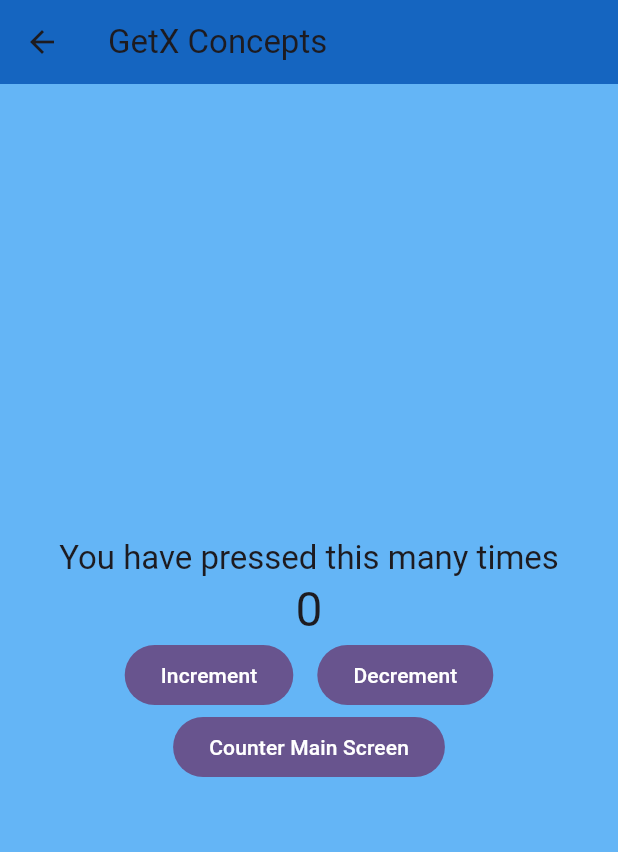
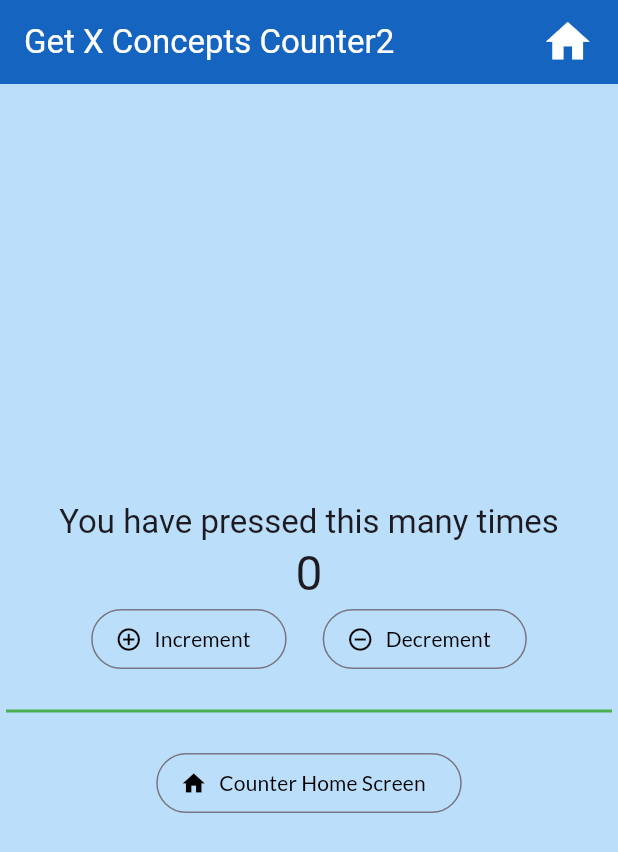
Before and after one commit to qaisershameer/nexus_meal_getx, a Flutter app: the screen it shows after launch, after a tap on "Increment", after a tap on "Decrement", after a tap on "Counter 2nd Screen", on a phone screen of 412 x 824 dp. Shown: the top 852 px of the screen. Run offline on Flutter 3.47's test engine with Material 3 defaults, Android fonts, the phone set to English and light mode, and no system bars; our stand-ins replace get, google_fonts.

Commit message:
Mar 30 Home

```diff
--- a/lib/controllers/counter_controller.dart
+++ b/lib/controllers/counter_controller.dart
@@ -1,32 +1,26 @@
+import 'package:get/get.dart';
 import 'package:flutter/material.dart';
-import 'package:get/get.dart';
 
-class CounterController extends GetxController{
-
+class CounterController extends GetxController {
   /// Variables
   RxInt counter = 0.obs;
-  RxString name = ''.obs;
-  RxString subject = ''.obs;
 
   /// Functions /// State Logics
-  void increment(){
+  void increment() {
     counter.value++;
+
     /// show SnackBar Message
     showSnackBar('Counter Incremented: ${counter.value}', 0);
   }
 
-  void decrement(){
+  void decrement() {
     counter.value--;
+
     /// show SnackBar Message
     showSnackBar('Counter Decremented: ${counter.value}', 1);
   }
 
-  void updateProfile(RxString userName, RxString userSubject){
-    name = userName;
-    subject = userSubject;
-  }
-
-  // function to add SnackBar message
+  /// function to add SnackBar message
   void showSnackBar(String message, int value) {
     final context = Get.context!;
     // Message Show in Status Bar
@@ -39,5 +33,4 @@ class CounterController extends GetxController{
       ),
     );
   }
-
 }
--- /dev/null
+++ b/lib/custom_widgets/u_button_icon.dart
@@ -0,0 +1,32 @@
+import 'package:flutter/material.dart';
+import 'package:google_fonts/google_fonts.dart';
+
+class UButtonIcon extends StatelessWidget {
+  const UButtonIcon({
+    super.key,
+    required this.myOnPressed,
+    required this.buttonText,
+    required this.buttonIcon,
+  });
+
+  final void Function() myOnPressed;
+  final String buttonText;
+  final Icon buttonIcon;
+
+  @override
+  Widget build(BuildContext context) {
+    return OutlinedButton.icon(
+      icon: buttonIcon,
+      style: OutlinedButton.styleFrom(
+        foregroundColor: Colors.black,
+      ),
+      label: Text(
+        buttonText,
+        style: GoogleFonts.lato(),
+      ),
+      onPressed:
+          // screen switching
+          myOnPressed,
+    );
+  }
+}
--- a/lib/screens/counter2_screen.dart
+++ b/lib/screens/counter2_screen.dart
@@ -1,7 +1,8 @@
 import 'package:flutter/material.dart';
 import 'package:get/get.dart';
-import 'package:todo_getx/controllers/counter_controller.dart';
-import 'package:todo_getx/screens/counter_screen.dart';
+import '../controllers/counter_controller.dart';
+import '../screens/counter_screen.dart';
+import '../custom_widgets/u_button_icon.dart';
 
 class Counter2Screen extends StatelessWidget {
   Counter2Screen({super.key});
@@ -10,10 +11,24 @@ class Counter2Screen extends StatelessWidget {
   Widget build(BuildContext context) {
     return Scaffold(
       appBar: AppBar(
-        title: Text('GetX Concepts'),
+        automaticallyImplyLeading: false,
+        title: Text('Get X Concepts Counter2', style: TextStyle(color: Colors.white),),
         backgroundColor: Colors.blue.shade800,
+        actions: [
+          IconButton(
+            onPressed: () => Get.to(CounterScreen()),
+            icon: const Icon(
+              Icons.home,
+              size: 35,
+              color: Colors.white,
+            ),
+          ),
+          const SizedBox(
+            width: 8,
+          ),
+        ],
       ),
-      backgroundColor: Colors.blue.shade300,
+      backgroundColor: Colors.blue.shade100,
       body: SizedBox(
         height: MediaQuery.sizeOf(context).height,
         width: MediaQuery.sizeOf(context).width,
@@ -28,7 +43,7 @@ class Counter2Screen extends StatelessWidget {
 
             /// Counter Text for Controller Counter Value Display Using/Wrapping Obx Widget
             Obx(
-                  () {
+              () {
                 if (controller.counter.value < 0) {
                   return Text('Ahh Negative: ${controller.counter}',
                       style: Theme.of(context).textTheme.headlineLarge);
@@ -47,34 +62,38 @@ class Counter2Screen extends StatelessWidget {
               mainAxisAlignment: MainAxisAlignment.center,
               children: [
                 /// increment counter controller value
-                FilledButton(
-                  onPressed: () => controller.increment(),
-                  child: Text('Increment'),
-                ),
+                UButtonIcon(
+                    myOnPressed: () => controller.increment(),
+                    buttonText: 'Increment',
+                    buttonIcon: Icon(Icons.add_circle_outline),),
 
                 /// Gap
                 SizedBox(
-                  width: 16.0,
+                  width: 24.0,
                 ),
 
                 /// decrement counter controller value
-                FilledButton(
-                  onPressed: () => controller.decrement(),
-                  child: Text('Decrement'),
-                ),
+                UButtonIcon(
+                    myOnPressed: () => controller.decrement(),
+                    buttonText: 'Decrement',
+                    buttonIcon: Icon(Icons.remove_circle_outline),),
               ],
             ),
 
-            /// Navigate to back Counter Screen
-            FilledButton(
-              onPressed: () => Get.to(CounterScreen()),
-              child: Text('Counter Main Screen'),
+            /// Line Divider
+            const Padding(
+              padding: EdgeInsets.symmetric(horizontal: 4.0, vertical: 16.0),
+              child: Divider(
+                color: Colors.green,
+                thickness: 2.0,
+              ),
             ),
 
-            /// Gap
-            SizedBox(
-              width: 16.0,
-            ),
+            /// Navigate to Counter 1 Main Home Screen
+            UButtonIcon(
+                myOnPressed: () => Get.to(CounterScreen()),
+                buttonText: 'Counter Home Screen',
+                buttonIcon: Icon(Icons.home)),
           ],
         ),
       ),
--- a/lib/screens/counter_screen.dart
+++ b/lib/screens/counter_screen.dart
@@ -1,26 +1,68 @@
 import 'package:flutter/material.dart';
 import 'package:get/get.dart';
-import 'package:todo_getx/controllers/counter_controller.dart';
-import 'package:todo_getx/screens/counter2_screen.dart';
-import 'package:todo_getx/screens/todo_screen.dart';
+import '../controllers/counter_controller.dart';
+import '../controllers/getx_user_controller.dart';
+import '../custom_widgets/u_button_icon.dart';
+import '../screens/counter2_screen.dart';
+import '../screens/getx_user_profile.dart';
+import '../screens/todo_screen.dart';
 
 class CounterScreen extends StatelessWidget {
   CounterScreen({super.key});
   final controller = Get.put(CounterController());
+  final userController = Get.put(GetXUserController());
   @override
   Widget build(BuildContext context) {
     return Scaffold(
       appBar: AppBar(
-        title: Text('GetX Concepts'),
+        automaticallyImplyLeading: false,
+        title: Text('Get X Concepts', style: TextStyle(color: Colors.white),),
         backgroundColor: Colors.blue.shade800,
       ),
-      backgroundColor: Colors.blue.shade500,
+      backgroundColor: Colors.blue.shade50,
       body: SizedBox(
         height: MediaQuery.sizeOf(context).height,
         width: MediaQuery.sizeOf(context).width,
+        child: SingleChildScrollView(
           child: Column(
             mainAxisAlignment: MainAxisAlignment.center,
             children: [
+
+              /// Gap
+              SizedBox(
+                height: 24.0,
+              ),
+
+              /// User Name Text from Get X User Controller Display User Name Obx Widget
+              Obx(
+                () {
+                  return Text('Name: ${userController.name}',
+                      style: Theme.of(context).textTheme.headlineSmall);
+                },
+              ),
+
+              /// Gap
+              SizedBox(
+                height: 24.0,
+              ),
+
+              /// User Name Text from Get X User Controller Display User Name Obx Widget
+              Obx(
+                () {
+                  return Text('Email: ${userController.email}',
+                      style: Theme.of(context).textTheme.titleMedium);
+                },
+              ),
+
+              /// Line Divider 01
+              Padding(
+                padding: EdgeInsets.symmetric(horizontal: 4.0, vertical: 16.0),
+                child: Divider(
+                  color: Colors.deepPurple.shade200,
+                  thickness: 2.0,
+                ),
+              ),
+
               /// Title Text
               Text(
                 'You have pressed this many times',
@@ -48,47 +90,62 @@ class CounterScreen extends StatelessWidget {
                 mainAxisAlignment: MainAxisAlignment.center,
                 children: [
                   /// increment counter controller value
-                FilledButton(
-                  onPressed: () => controller.increment(),
-                  child: Text('Increment'),
-                ),
+                  UButtonIcon(
+                      myOnPressed: () => controller.increment(),
+                      buttonText: 'Increment',
+                      buttonIcon: Icon(Icons.add_circle_outline)),
 
                   /// Gap
                   SizedBox(
-                  width: 16.0,
+                    width: 24.0,
                   ),
 
                   /// decrement counter controller value
-                FilledButton(
-                  onPressed: () => controller.decrement(),
-                  child: Text('Decrement'),
-                ),
+                  UButtonIcon(
+                      myOnPressed: () => controller.decrement(),
+                      buttonText: 'Decrement',
+                      buttonIcon: Icon(Icons.remove_circle_outline)),
                 ],
               ),
 
-            /// Navigate to another Screen
-            Row(
-              mainAxisAlignment: MainAxisAlignment.center,
-              children: [
-                /// Second Counter Screen
-                FilledButton(
-                  onPressed: () => Get.to(Counter2Screen()),
-                  child: Text('Counter 2nd Screen'),
+              /// Line Divider 02
+              Padding(
+                padding: EdgeInsets.symmetric(horizontal: 4.0, vertical: 16.0),
+                child: Divider(
+                  color: Colors.orange.shade200,
+                  thickness: 2.0,
                 ),
+              ),
+
+              /// Navigate to Counter 2 Screen
+              UButtonIcon(
+                  myOnPressed: () => Get.to(Counter2Screen()),
+                  buttonText: 'Counter 2nd Screen',
+                  buttonIcon: Icon(Icons.alarm_add)),
 
               /// Gap
               SizedBox(
-                  width: 16.0,
+                height: 24.0,
+              ),
+
+              /// Assignment 01 Get X Screen
+              UButtonIcon(
+                  myOnPressed: () => Get.to(GetxAssignment()),
+                  buttonText: 'GetX Assignment 01',
+                  buttonIcon: Icon(Icons.task_alt)),
+
+              /// Gap
+              SizedBox(
+                height: 24.0,
               ),
 
               /// To-Do App Screen
-                FilledButton(
-                  onPressed: () => Get.to(ToDoScreen()),
-                  child: Text('ToDo Screen'),
-                ),
+              UButtonIcon(
+                  myOnPressed: () => Get.to(ToDoScreen()),
+                  buttonText: 'ToDo App Screen',
+                  buttonIcon: Icon(Icons.alarm_add)),
             ],
           ),
-          ],
         ),
       ),
     );
--- a/pubspec.yaml
+++ b/pubspec.yaml
@@ -13,6 +13,7 @@ dependencies:
     sdk: flutter
 
   cupertino_icons: ^1.0.8
+  google_fonts: ^6.2.1
   get: ^4.7.2
 
 dev_dependencies:
```
Also changed, not shown: lib/controllers/getx_user_controller.dart (added, +37 -0 lines), lib/controllers/todo_controller.dart (+119 -13 lines), lib/screens/getx_user_profile.dart (added, +98 -0 lines), lib/screens/todo_screen.dart (+30 -6 lines), 1 other file. Lines whose indentation alone changed are shown as unchanged.
